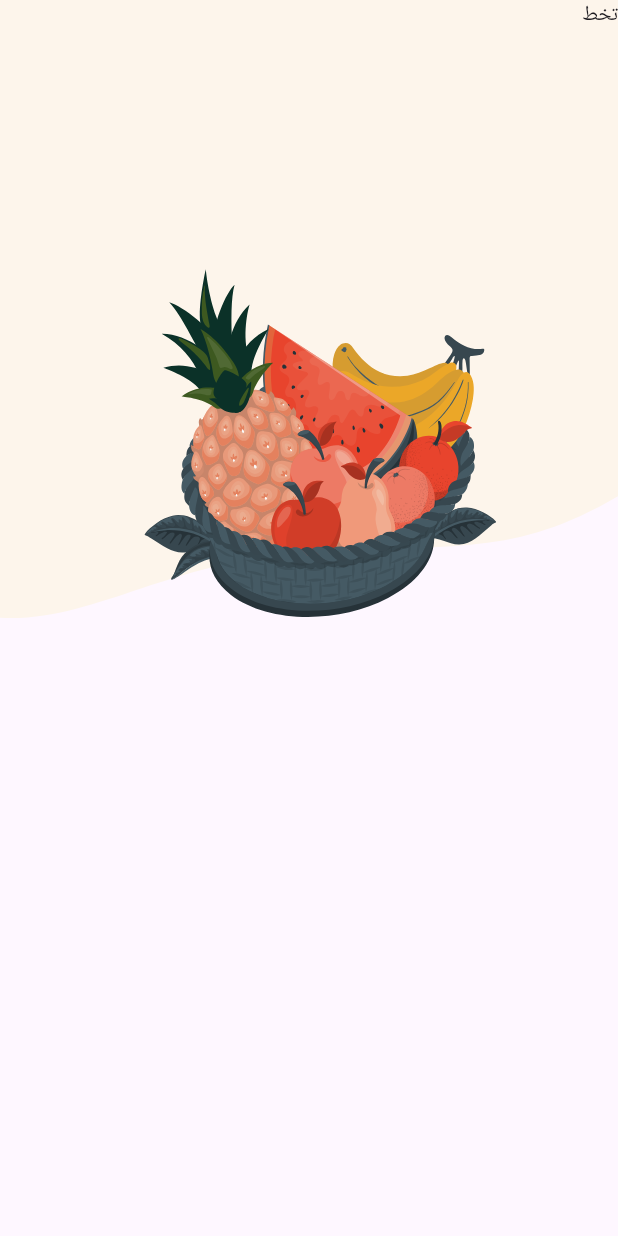
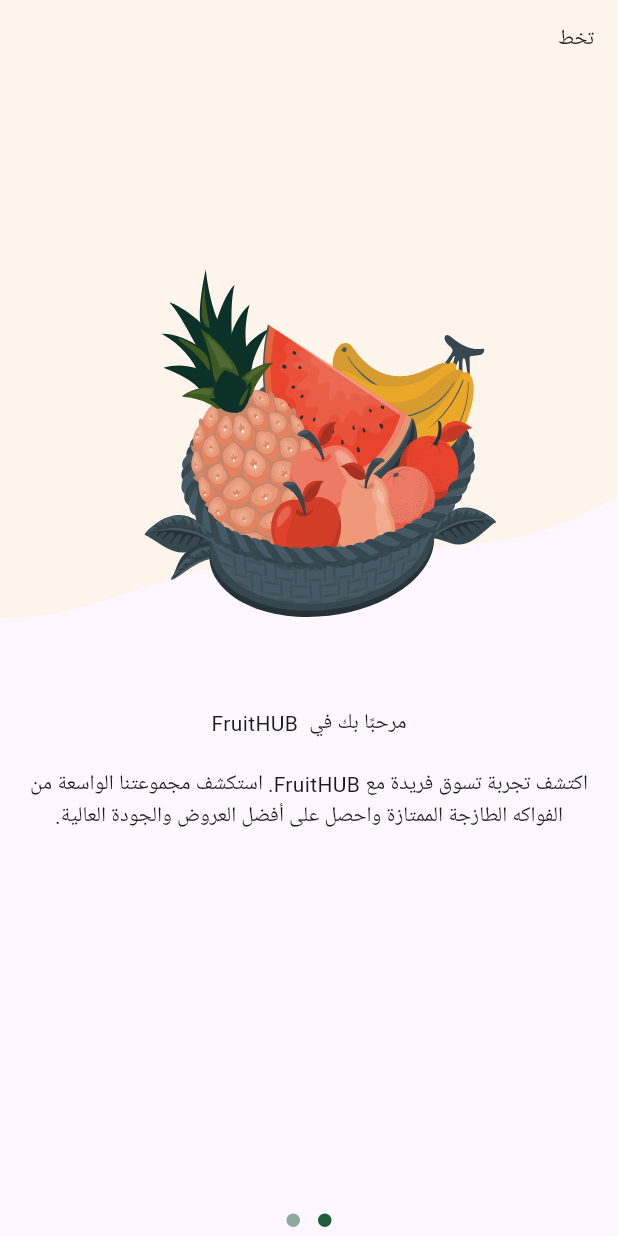
Before and after one commit to Mohamed-khaled0/Flutter-E-commerce-App, a Flutter app: the screen it shows after launch, on a phone screen of 412 x 824 dp. Run offline on Flutter 3.47's test engine with Material 3 defaults, Android fonts, the phone set to English and light mode, and no system bars; drawn by our look-alikes of dots_indicator; our stand-ins replace flutter_svg.

```diff
--- /dev/null
+++ b/lib/core/utils/app_colors.dart
@@ -0,0 +1,5 @@
+import 'package:flutter/material.dart';
+
+abstract class AppColors {
+  static const Color primaryColor = Color(0XFF1f5e3b);
+}
--- a/lib/features/on_boarding/presentation/views/widgets/onboarding_page_view.dart
+++ b/lib/features/on_boarding/presentation/views/widgets/onboarding_page_view.dart
@@ -34,6 +34,20 @@ class OnBoardingPageView extends StatelessWidget {
           ),
           subTitle:
               'اكتشف تجربة تسوق فريدة مع FruitHUB. استكشف مجموعتنا الواسعة من الفواكه الطازجة الممتازة واحصل على أفضل العروض والجودة العالية.',
+        ),
+        PageViewItem(
+          image: Assets.imagesPageViewItem2Image,
+          background: Assets.imagesPageViewItem2BackgroundImage,
+          title: Row(
+            mainAxisAlignment: MainAxisAlignment.center,
+            children: [
+              Text(
+                'ابحث وتسوق',
+              ),
+            ],
+          ),
+          subTitle:
+              'نقدم لك أفضل الفواكه المختارة بعناية. اطلع على التفاصيل والصور والتقييمات لتتأكد من اختيار الفاكهة المثالية',
         )
       ],
     );
--- a/lib/features/on_boarding/presentation/views/widgets/onboarding_view_body.dart
+++ b/lib/features/on_boarding/presentation/views/widgets/onboarding_view_body.dart
@@ -1,3 +1,5 @@
+import 'package:dots_indicator/dots_indicator.dart';
+import 'package:e_commerce/core/utils/app_colors.dart';
 import 'package:e_commerce/features/on_boarding/presentation/views/widgets/onboarding_page_view.dart';
 import 'package:flutter/material.dart';
 
@@ -6,8 +8,18 @@ class OnBoardingViewBody extends StatelessWidget {
 
   @override
   Widget build(BuildContext context) {
-    return const Column(
-      children: [Expanded(child: OnBoardingPageView())],
+    return Column(
+      children: [
+        Expanded(
+          child: OnBoardingPageView(),
+        ),
+        DotsIndicator(
+          dotsCount: 2,
+          decorator: DotsDecorator(
+              activeColor: AppColors.primaryColor,
+              color: AppColors.primaryColor.withOpacity(.5)),
+        ),
+      ],
     );
   }
 }
--- a/lib/features/on_boarding/presentation/views/widgets/page_view_item.dart
+++ b/lib/features/on_boarding/presentation/views/widgets/page_view_item.dart
@@ -35,10 +35,27 @@ class PageViewItem extends StatelessWidget {
                   image,
                 ),
               ),
-              const Text('تخط'),
+              Padding(
+                padding: const EdgeInsets.all(16.0),
+                child: const Text('تخط'),
+              ),
             ],
           ),
-        )
+        ),
+        SizedBox(
+          height: 60,
+        ),
+        title,
+        SizedBox(
+          height: 20,
+        ),
+        Padding(
+          padding: const EdgeInsets.symmetric(horizontal: 20.0),
+          child: Text(
+            subTitle,
+            textAlign: TextAlign.center,
+          ),
+        ),
       ],
     );
   }
--- a/pubspec.yaml
+++ b/pubspec.yaml
@@ -37,6 +37,7 @@ dependencies:
   # Use with the CupertinoIcons class for iOS style icons.
   cupertino_icons: ^1.0.8
   flutter_svg: ^2.0.13
+  dots_indicator: ^3.0.0
 
 dev_dependencies:
   flutter_launcher_icons: ^0.14.1
```
Also changed, not shown: pubspec.lock.
